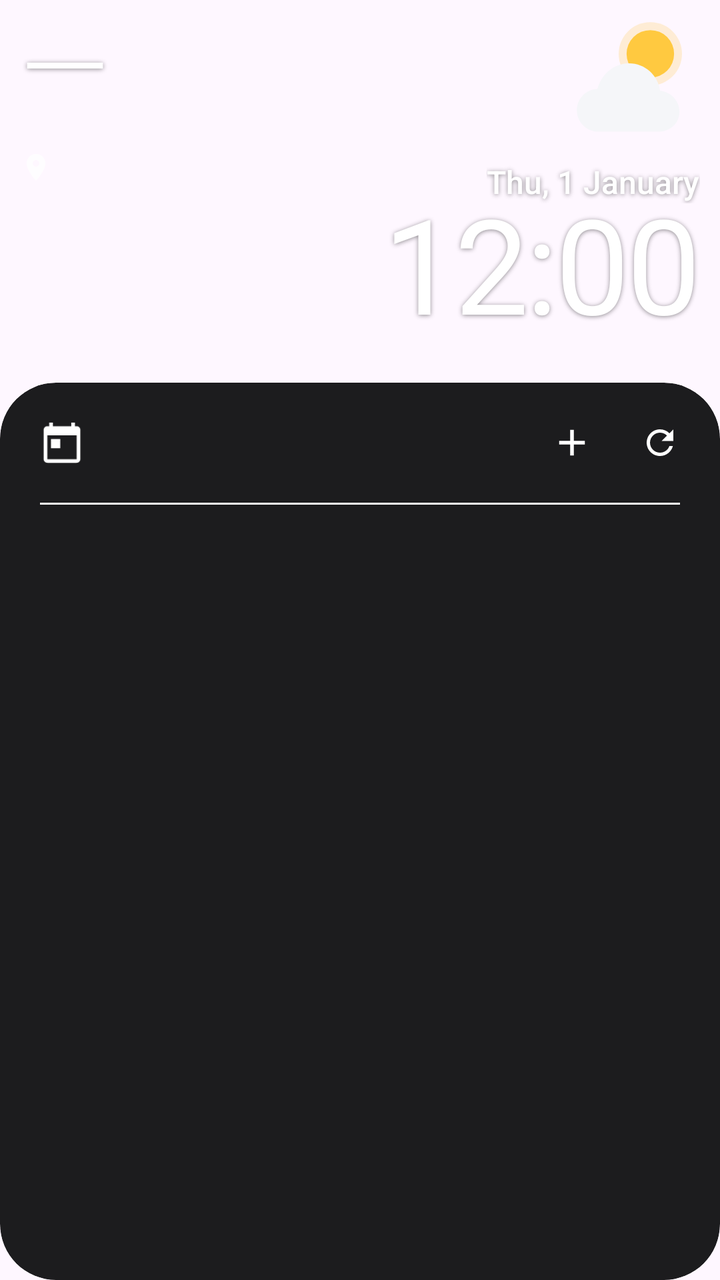
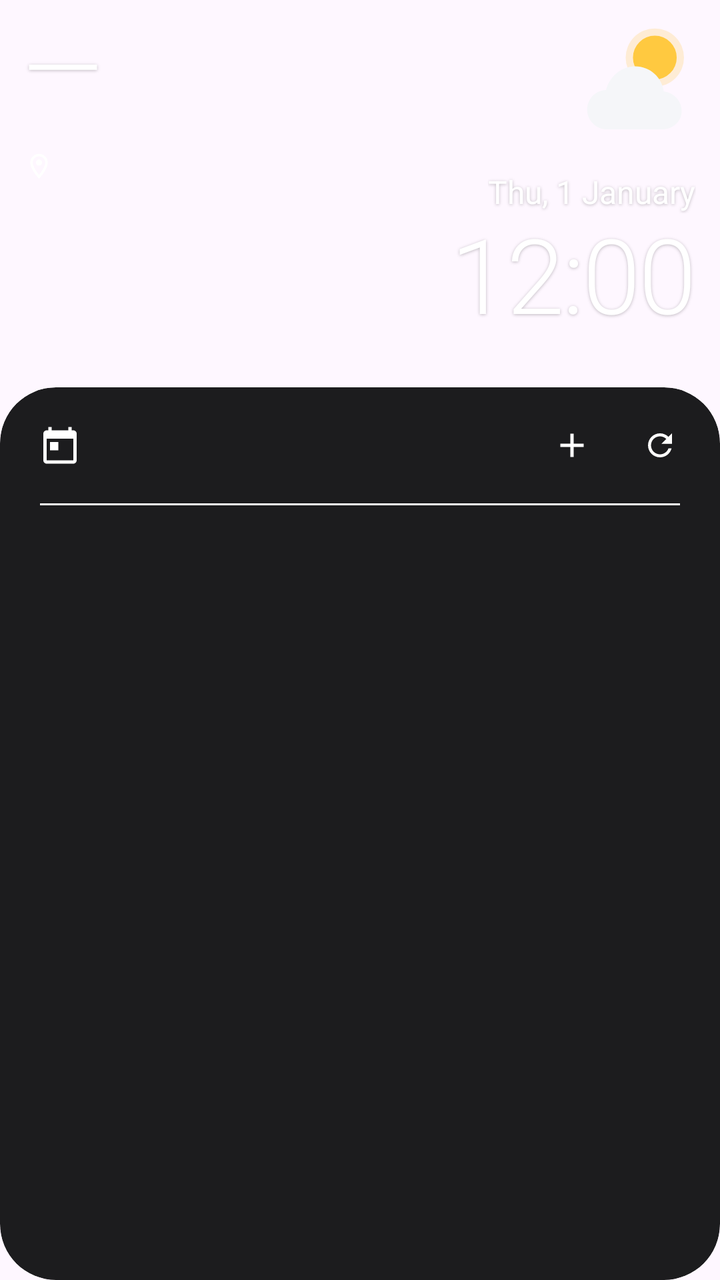

An Android layout rendered at two revisions. The XML below is the earlier revision; the diff shows what the commit changed to produce the second picture.
<!-- AndroidManifest.xml: application theme Theme.Nagenda -->
<!-- res/layout/widget_clock.xml -->
<?xml version="1.0" encoding="utf-8"?>
<LinearLayout xmlns:android="http://schemas.android.com/apk/res/android"
    android:id="@android:id/background"
    android:layout_width="match_parent"
    android:layout_height="match_parent"
    android:orientation="vertical">

    <LinearLayout
        android:layout_width="match_parent"
        android:layout_height="wrap_content"
        android:orientation="horizontal"
        android:paddingStart="10dp"
        android:paddingEnd="10dp">

        
        <LinearLayout
            android:id="@+id/wx_block"
            android:layout_width="0dp"
            android:layout_height="wrap_content"
            android:layout_weight="1"
            android:orientation="vertical">

            <TextView
                android:id="@+id/wx_temp"
                android:layout_width="wrap_content"
                android:layout_height="wrap_content"
                android:fontFamily="sans-serif-light"
                android:includeFontPadding="false"
                android:text="—"
                android:textColor="#FFFFFFFF"
                android:textSize="58sp"
                android:shadowColor="#73000000" android:shadowDy="1" android:shadowRadius="6" />

            <LinearLayout
                android:layout_width="wrap_content"
                android:layout_height="wrap_content"
                android:layout_marginTop="6dp"
                android:gravity="center_vertical"
                android:orientation="horizontal">

                <ImageView
                    android:id="@+id/wx_pin"
                    android:layout_width="16dp"
                    android:layout_height="16dp"
                    android:alpha="0.85"
                    android:src="@drawable/ic_pin"
                    android:importantForAccessibility="no" />

                <TextView
                    android:id="@+id/wx_place"
                    android:layout_width="wrap_content"
                    android:layout_height="wrap_content"
                    android:layout_marginStart="5dp"
                    android:alpha="0.85"
                    android:maxLines="1"
                    android:ellipsize="end"
                    android:textColor="#FFFFFFFF"
                    android:textSize="15sp"
                    android:shadowColor="#73000000" android:shadowDy="1" android:shadowRadius="6" />
            </LinearLayout>

            <TextView
                android:id="@+id/wx_cond"
                android:layout_width="wrap_content"
                android:layout_height="wrap_content"
                android:layout_marginTop="22dp"
                android:maxLines="1"
                android:ellipsize="end"
                android:fontFamily="sans-serif-medium"
                android:textColor="#FFFFFFFF"
                android:textSize="16sp"
                android:shadowColor="#73000000" android:shadowDy="1" android:shadowRadius="6" />

            <TextView
                android:id="@+id/wx_hilo"
                android:layout_width="wrap_content"
                android:layout_height="wrap_content"
                android:layout_marginTop="2dp"
                android:fontFamily="sans-serif-medium"
                android:textColor="#FFFFFFFF"
                android:textSize="16sp"
                android:shadowColor="#73000000" android:shadowDy="1" android:shadowRadius="6" />
        </LinearLayout>

        <LinearLayout
            android:layout_width="wrap_content"
            android:layout_height="wrap_content"
            android:gravity="end"
            android:orientation="vertical">

            <ImageView
                android:id="@+id/wx_icon"
                android:layout_width="76dp"
                android:layout_height="76dp"
                android:layout_marginEnd="-4dp"
                android:src="@drawable/wx_partly_day"
                android:importantForAccessibility="no" />

            
            <LinearLayout
                android:id="@+id/clock_block"
                android:layout_width="wrap_content"
                android:layout_height="wrap_content"
                android:layout_marginTop="4dp"
                android:gravity="end"
                android:orientation="vertical">

                <TextClock
                    android:id="@+id/clock_date"
                    android:layout_width="wrap_content"
                    android:layout_height="wrap_content"
                    android:format12Hour="EEE, d MMMM"
                    android:format24Hour="EEE, d MMMM"
                    android:fontFamily="sans-serif-medium"
                    android:textColor="#FFFFFFFF"
                    android:textSize="16sp"
                    android:shadowColor="#73000000" android:shadowDy="1" android:shadowRadius="6" />

                <TextClock
                    android:id="@+id/clock_time"
                    android:layout_width="wrap_content"
                    android:layout_height="wrap_content"
                    android:layout_marginTop="-6dp"
                    android:format12Hour="h:mm"
                    android:format24Hour="HH:mm"
                    android:fontFamily="sans-serif"
                    android:includeFontPadding="false"
                    android:letterSpacing="-0.02"
                    android:textColor="#FFFFFFFF"
                    android:textSize="66sp"
                    android:shadowColor="#73000000" android:shadowDy="1" android:shadowRadius="6" />
            </LinearLayout>
        </LinearLayout>
    </LinearLayout>

    <FrameLayout     android:id="@+id/panel"
        android:layout_width="match_parent"
        android:layout_height="0dp"
        android:layout_weight="1"
        android:layout_marginTop="18dp"
        android:background="@drawable/widget_mask"
        android:clipToOutline="true">

        <ImageView
            android:id="@+id/bg"
            android:layout_width="match_parent"
            android:layout_height="match_parent"
            android:scaleType="fitXY"
            android:src="@drawable/widget_bg"
            android:tint="#FF1C1C1E"
            android:importantForAccessibility="no" />

        <LinearLayout
            android:layout_width="match_parent"
            android:layout_height="match_parent"
            android:orientation="vertical">

            <LinearLayout
                android:id="@+id/header"
                android:layout_width="match_parent"
                android:layout_height="60dp"
                android:gravity="center_vertical"
                android:orientation="horizontal"
                android:paddingStart="20dp"
                android:paddingEnd="8dp">

                <ImageView
                    android:id="@+id/ic_cal"
                    android:layout_width="22dp"
                    android:layout_height="22dp"
                    android:src="@drawable/ic_calendar"
                    android:tint="#FFFFFFFF"
                    android:importantForAccessibility="no" />

                <TextView
                    android:id="@+id/weekday"
                    android:layout_width="0dp"
                    android:layout_height="wrap_content"
                    android:layout_marginStart="14dp"
                    android:layout_weight="1"
                    android:ellipsize="end"
                    android:fontFamily="sans-serif-medium"
                    android:maxLines="1"
                    android:textColor="#FFFFFFFF"
                    android:textSize="17sp" />

                <ImageView
                    android:id="@+id/btn_add"
                    android:layout_width="44dp"
                    android:layout_height="44dp"
                    android:padding="11dp"
                    android:src="@drawable/ic_add"
                    android:tint="#FFFFFFFF"
                    android:contentDescription="+" />

                <ImageView
                    android:id="@+id/btn_refresh"
                    android:layout_width="44dp"
                    android:layout_height="44dp"
                    android:padding="12dp"
                    android:src="@drawable/ic_refresh"
                    android:tint="#FFFFFFFF"
                    android:contentDescription="⟳" />
            </LinearLayout>

            <ImageView
                android:id="@+id/header_line"
                android:layout_width="match_parent"
                android:layout_height="1dp"
                android:layout_marginStart="20dp"
                android:layout_marginEnd="20dp"
                android:scaleType="fitXY"
                android:src="@drawable/line"
                android:tint="#22FFFFFF"
                android:importantForAccessibility="no" />

            <FrameLayout
                android:layout_width="match_parent"
                android:layout_height="0dp"
                android:layout_weight="1">

                <ListView
                    android:id="@+id/list"
                    android:layout_width="match_parent"
                    android:layout_height="match_parent"
                    android:clipToPadding="false"
                    android:divider="@null"
                    android:dividerHeight="0dp"
                    android:paddingBottom="10dp"
                    android:scrollbars="none" />

                <TextView
                    android:id="@+id/empty"
                    android:layout_width="match_parent"
                    android:layout_height="match_parent"
                    android:gravity="center"
                    android:padding="16dp"
                    android:textColor="#FF8E8E93"
                    android:textSize="14sp" />
            </FrameLayout>
        </LinearLayout>
    </FrameLayout>
</LinearLayout>
<!-- resources referenced by this layout -->
<resources>
  <!-- drawable ic_add (drawable) -->
  <vector xmlns:android="http://schemas.android.com/apk/res/android"
      android:width="24dp" android:height="24dp" android:viewportWidth="24" android:viewportHeight="24">
      <path android:fillColor="#FFFFFFFF" android:pathData="M19,13h-6v6h-2v-6H5v-2h6V5h2v6h6v2z" />
  </vector>
  <!-- drawable ic_calendar (drawable) -->
  <vector xmlns:android="http://schemas.android.com/apk/res/android"
      android:width="24dp" android:height="24dp" android:viewportWidth="24" android:viewportHeight="24">
      <path android:fillColor="#FFFFFFFF" android:pathData="M20,3h-1V1h-2v2H7V1H5v2H4c-1.1,0 -2,0.9 -2,2v16c0,1.1 0.9,2 2,2h16c1.1,0 2,-0.9 2,-2V5c0,-1.1 -0.9,-2 -2,-2zM20,21H4V8h16v13zM6,10h5v5H6z" />
  </vector>
  <!-- drawable ic_pin (drawable) -->
  <vector xmlns:android="http://schemas.android.com/apk/res/android"
      android:width="24dp" android:height="24dp" android:viewportWidth="24" android:viewportHeight="24">
      <path android:fillColor="#FFFFFFFF" android:pathData="M12,2C8.13,2 5,5.13 5,9c0,5.25 7,13 7,13s7,-7.75 7,-13c0,-3.87 -3.13,-7 -7,-7zM12,11.5c-1.38,0 -2.5,-1.12 -2.5,-2.5s1.12,-2.5 2.5,-2.5 2.5,1.12 2.5,2.5 -1.12,2.5 -2.5,2.5z" />
  </vector>
  <!-- drawable ic_refresh (drawable) -->
  <vector xmlns:android="http://schemas.android.com/apk/res/android"
      android:width="24dp" android:height="24dp" android:viewportWidth="24" android:viewportHeight="24">
      <path android:fillColor="#FFFFFFFF" android:pathData="M17.65,6.35C16.2,4.9 14.21,4 12,4c-4.42,0 -7.99,3.58 -7.99,8s3.57,8 7.99,8c3.73,0 6.84,-2.55 7.73,-6h-2.08c-0.82,2.33 -3.04,4 -5.65,4 -3.31,0 -6,-2.69 -6,-6s2.69,-6 6,-6c1.66,0 3.14,0.69 4.22,1.78L13,11h7V4l-2.35,2.35z" />
  </vector>
  <!-- drawable line (drawable) -->
  <?xml version="1.0" encoding="utf-8"?>
  <shape xmlns:android="http://schemas.android.com/apk/res/android" android:shape="rectangle">
      <solid android:color="#FFFFFFFF" />
  </shape>
  <!-- drawable widget_bg (drawable) -->
  <?xml version="1.0" encoding="utf-8"?>
  <shape xmlns:android="http://schemas.android.com/apk/res/android" android:shape="rectangle">
      <solid android:color="#FFFFFFFF" />
      <corners android:radius="@dimen/widget_radius" />
  </shape>
  <!-- drawable widget_mask (drawable) -->
  <?xml version="1.0" encoding="utf-8"?>
  <shape xmlns:android="http://schemas.android.com/apk/res/android" android:shape="rectangle">
      <solid android:color="#01000000" />
      <corners android:radius="@dimen/widget_radius" />
  </shape>
  <!-- drawable wx_partly_day (drawable) -->
  <vector xmlns:android="http://schemas.android.com/apk/res/android"
      android:width="48dp" android:height="48dp" android:viewportWidth="48" android:viewportHeight="48">
      <path android:fillColor="#38FFC940" android:pathData="M20,17a10,10 0 1 0 20,0a10,10 0 1 0 -20,0z" />
      <path android:fillColor="#FFFFC940" android:pathData="M22.5,17a7.5,7.5 0 1 0 15.0,0a7.5,7.5 0 1 0 -15.0,0z" />
      <group android:translateX="1.3999999999999995" android:translateY="7.3999999999999995" android:scaleX="0.9" android:scaleY="0.9"><path android:fillColor="#FFF5F6F9" android:pathData="M13.5,38C9.4,38 6,34.6 6,30.5s3.2,-7.4 7.2,-7.5C14.6,17.8 19,14 24.3,14c5.6,0 10.2,4.2 10.9,9.6 3.8,0.4 6.8,3.6 6.8,7.4 0,4.1 -3.4,7 -7.5,7z" /></group>
  </vector>
  <style name="Theme.Nagenda" parent="Theme.Material3.DayNight.NoActionBar">
          <item name="colorPrimary">@color/brand</item>
          <item name="android:statusBarColor">@android:color/transparent</item>
          <item name="android:navigationBarColor">@android:color/transparent</item>
          <item name="android:windowLightStatusBar">true</item>
      </style>
  <dimen name="widget_radius">24dp</dimen>
  <color name="brand">#FF6C5CE7</color>
</resources>

<!-- the commit's change to res/layout/widget_clock.xml (unified diff, before → after) -->
@@ -3,14 +3,16 @@
     android:id="@android:id/background"
     android:layout_width="match_parent"
     android:layout_height="match_parent"
-    android:orientation="vertical">
+    android:orientation="vertical"
+    android:paddingTop="4dp">
 
     <LinearLayout
+        android:id="@+id/top"
         android:layout_width="match_parent"
         android:layout_height="wrap_content"
         android:orientation="horizontal"
-        android:paddingStart="10dp"
-        android:paddingEnd="10dp">
+        android:paddingStart="12dp"
+        android:paddingEnd="12dp">
 
         
         <LinearLayout
@@ -26,24 +28,25 @@
                 android:layout_height="wrap_content"
                 android:fontFamily="sans-serif-light"
                 android:includeFontPadding="false"
+                android:letterSpacing="-0.02"
                 android:text="—"
                 android:textColor="#FFFFFFFF"
-                android:textSize="58sp"
-                android:shadowColor="#73000000" android:shadowDy="1" android:shadowRadius="6" />
+                android:textSize="52dp"
+                android:shadowColor="#40000000" android:shadowDy="1" android:shadowRadius="4" />
 
             <LinearLayout
                 android:layout_width="wrap_content"
                 android:layout_height="wrap_content"
-                android:layout_marginTop="6dp"
+                android:layout_marginTop="8dp"
                 android:gravity="center_vertical"
                 android:orientation="horizontal">
 
                 <ImageView
                     android:id="@+id/wx_pin"
-                    android:layout_width="16dp"
-                    android:layout_height="16dp"
-                    android:alpha="0.85"
-                    android:src="@drawable/ic_pin"
+                    android:layout_width="15dp"
+                    android:layout_height="15dp"
+                    android:src="@drawable/ic_pin_outline"
+                    android:tint="#D9FFFFFF"
                     android:importantForAccessibility="no" />
 
                 <TextView
@@ -51,57 +54,58 @@
                     android:layout_width="wrap_content"
                     android:layout_height="wrap_content"
                     android:layout_marginStart="5dp"
-                    android:alpha="0.85"
+                    android:ellipsize="end"
                     android:maxLines="1"
-                    android:ellipsize="end"
-                    android:textColor="#FFFFFFFF"
-                    android:textSize="15sp"
-                    android:shadowColor="#73000000" android:shadowDy="1" android:shadowRadius="6" />
+                    android:textColor="#D9FFFFFF"
+                    android:textSize="15dp"
+                    android:shadowColor="#40000000" android:shadowDy="1" android:shadowRadius="4" />
             </LinearLayout>
 
             <TextView
                 android:id="@+id/wx_cond"
                 android:layout_width="wrap_content"
                 android:layout_height="wrap_content"
-                android:layout_marginTop="22dp"
+                android:layout_marginTop="30dp"
+                android:ellipsize="end"
                 android:maxLines="1"
-                android:ellipsize="end"
-                android:fontFamily="sans-serif-medium"
                 android:textColor="#FFFFFFFF"
-                android:textSize="16sp"
-                android:shadowColor="#73000000" android:shadowDy="1" android:shadowRadius="6" />
+                android:textSize="16dp"
+                android:shadowColor="#40000000" android:shadowDy="1" android:shadowRadius="4" />
 
             <TextView
                 android:id="@+id/wx_hilo"
                 android:layout_width="wrap_content"
                 android:layout_height="wrap_content"
-                android:layout_marginTop="2dp"
-                android:fontFamily="sans-serif-medium"
+                android:layout_marginTop="3dp"
                 android:textColor="#FFFFFFFF"
-                android:textSize="16sp"
-                android:shadowColor="#73000000" android:shadowDy="1" android:shadowRadius="6" />
+                android:textSize="16dp"
+                android:shadowColor="#40000000" android:shadowDy="1" android:shadowRadius="4" />
         </LinearLayout>
 
         <LinearLayout
             android:layout_width="wrap_content"
-            android:layout_height="wrap_content"
+            android:layout_height="match_parent"
             android:gravity="end"
             android:orientation="vertical">
 
             <ImageView
                 android:id="@+id/wx_icon"
-                android:layout_width="76dp"
-                android:layout_height="76dp"
-                android:layout_marginEnd="-4dp"
+                android:layout_width="70dp"
+                android:layout_height="70dp"
+                android:layout_marginEnd="-6dp"
                 android:src="@drawable/wx_partly_day"
                 android:importantForAccessibility="no" />
+
+            <FrameLayout
+                android:layout_width="1dp"
+                android:layout_height="0dp"
+                android:layout_weight="1" />
 
             
             <LinearLayout
                 android:id="@+id/clock_block"
                 android:layout_width="wrap_content"
                 android:layout_height="wrap_content"
-                android:layout_marginTop="4dp"
                 android:gravity="end"
                 android:orientation="vertical">
 
@@ -111,33 +115,32 @@
                     android:layout_height="wrap_content"
                     android:format12Hour="EEE, d MMMM"
                     android:format24Hour="EEE, d MMMM"
-                    android:fontFamily="sans-serif-medium"
                     android:textColor="#FFFFFFFF"
-                    android:textSize="16sp"
-                    android:shadowColor="#73000000" android:shadowDy="1" android:shadowRadius="6" />
+                    android:textSize="16dp"
+                    android:shadowColor="#40000000" android:shadowDy="1" android:shadowRadius="4" />
 
                 <TextClock
                     android:id="@+id/clock_time"
                     android:layout_width="wrap_content"
                     android:layout_height="wrap_content"
-                    android:layout_marginTop="-6dp"
+                    android:layout_marginTop="2dp"
+                    android:fontFamily="sans-serif-light"
                     android:format12Hour="h:mm"
                     android:format24Hour="HH:mm"
-                    android:fontFamily="sans-serif"
                     android:includeFontPadding="false"
                     android:letterSpacing="-0.02"
                     android:textColor="#FFFFFFFF"
-                    android:textSize="66sp"
-                    android:shadowColor="#73000000" android:shadowDy="1" android:shadowRadius="6" />
+                    android:textSize="52dp"
+                    android:shadowColor="#40000000" android:shadowDy="1" android:shadowRadius="4" />
             </LinearLayout>
         </LinearLayout>
     </LinearLayout>
 
-    <FrameLayout     android:id="@+id/panel"
+    <FrameLayout android:id="@+id/panel"
         android:layout_width="match_parent"
         android:layout_height="0dp"
         android:layout_weight="1"
-        android:layout_marginTop="18dp"
+        android:layout_marginTop="24dp"
         android:background="@drawable/widget_mask"
         android:clipToOutline="true">
 
@@ -158,7 +161,7 @@
             <LinearLayout
                 android:id="@+id/header"
                 android:layout_width="match_parent"
-                android:layout_height="60dp"
+                android:layout_height="58dp"
                 android:gravity="center_vertical"
                 android:orientation="horizontal"
                 android:paddingStart="20dp"
@@ -166,8 +169,8 @@
 
                 <ImageView
                     android:id="@+id/ic_cal"
-                    android:layout_width="22dp"
-                    android:layout_height="22dp"
+                    android:layout_width="20dp"
+                    android:layout_height="20dp"
                     android:src="@drawable/ic_calendar"
                     android:tint="#FFFFFFFF"
                     android:importantForAccessibility="no" />
@@ -182,13 +185,13 @@
                     android:fontFamily="sans-serif-medium"
                     android:maxLines="1"
                     android:textColor="#FFFFFFFF"
-                    android:textSize="17sp" />
+                    android:textSize="16dp" />
 
                 <ImageView
                     android:id="@+id/btn_add"
                     android:layout_width="44dp"
                     android:layout_height="44dp"
-                    android:padding="11dp"
+                    android:padding="12dp"
                     android:src="@drawable/ic_add"
                     android:tint="#FFFFFFFF"
                     android:contentDescription="+" />
@@ -197,7 +200,7 @@
                     android:id="@+id/btn_refresh"
                     android:layout_width="44dp"
                     android:layout_height="44dp"
-                    android:padding="12dp"
+                    android:padding="13dp"
                     android:src="@drawable/ic_refresh"
                     android:tint="#FFFFFFFF"
                     android:contentDescription="⟳" />
@@ -226,7 +229,7 @@
                     android:clipToPadding="false"
                     android:divider="@null"
                     android:dividerHeight="0dp"
-                    android:paddingBottom="10dp"
+                    android:paddingBottom="8dp"
                     android:scrollbars="none" />
 
                 <TextView
@@ -236,7 +239,7 @@
                     android:gravity="center"
                     android:padding="16dp"
                     android:textColor="#FF8E8E93"
-                    android:textSize="14sp" />
+                    android:textSize="14dp" />
             </FrameLayout>
         </LinearLayout>
     </FrameLayout>
<!-- resource entries referenced after the edit -->
@@ -10,10 +10,10 @@
       android:width="24dp" android:height="24dp" android:viewportWidth="24" android:viewportHeight="24">
       <path android:fillColor="#FFFFFFFF" android:pathData="M20,3h-1V1h-2v2H7V1H5v2H4c-1.1,0 -2,0.9 -2,2v16c0,1.1 0.9,2 2,2h16c1.1,0 2,-0.9 2,-2V5c0,-1.1 -0.9,-2 -2,-2zM20,21H4V8h16v13zM6,10h5v5H6z" />
   </vector>
-  <!-- drawable ic_pin (drawable) -->
+  <!-- drawable ic_pin_outline (drawable) -->
   <vector xmlns:android="http://schemas.android.com/apk/res/android"
       android:width="24dp" android:height="24dp" android:viewportWidth="24" android:viewportHeight="24">
-      <path android:fillColor="#FFFFFFFF" android:pathData="M12,2C8.13,2 5,5.13 5,9c0,5.25 7,13 7,13s7,-7.75 7,-13c0,-3.87 -3.13,-7 -7,-7zM12,11.5c-1.38,0 -2.5,-1.12 -2.5,-2.5s1.12,-2.5 2.5,-2.5 2.5,1.12 2.5,2.5 -1.12,2.5 -2.5,2.5z" />
+      <path android:fillColor="#FFFFFFFF" android:pathData="M12,2C8.13,2 5,5.13 5,9c0,5.25 7,13 7,13s7,-7.75 7,-13c0,-3.87 -3.13,-7 -7,-7zM7,9c0,-2.76 2.24,-5 5,-5s5,2.24 5,5c0,2.88 -2.88,7.19 -5,9.88C9.92,16.21 7,11.85 7,9zM12,6.5a2.5,2.5 0 1 0 0,5a2.5,2.5 0 1 0 0,-5z" />
   </vector>
   <!-- drawable ic_refresh (drawable) -->
   <vector xmlns:android="http://schemas.android.com/apk/res/android"
